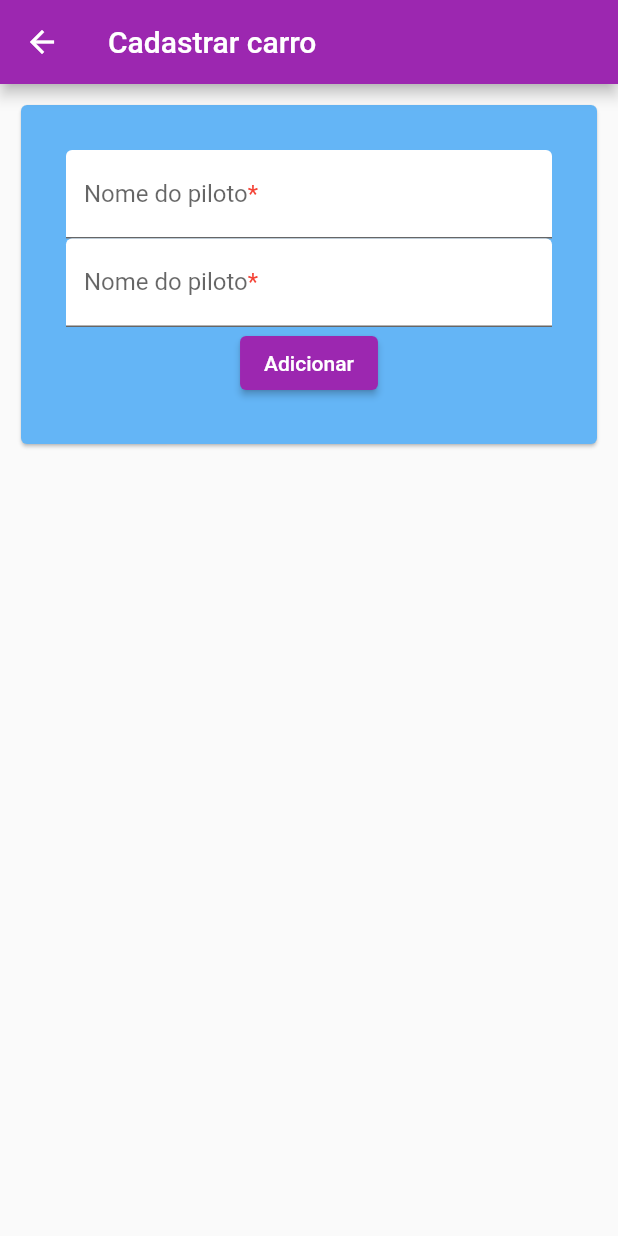
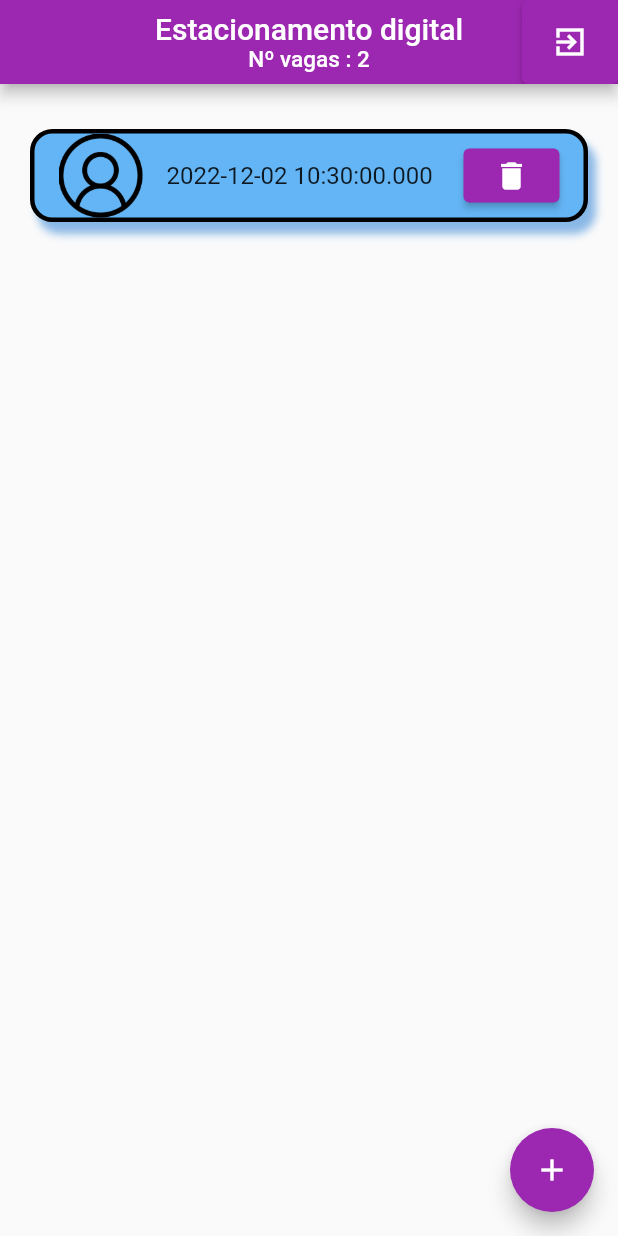
Before and after one commit to Springyclub/Lince_desafio_final, a Flutter app: the FormScreen screen opened by its route, after a tap on "Adicionar", on a phone screen of 412 x 824 dp. Run offline on Flutter 3.47's test engine with Material 2 defaults, Android fonts, the phone set to English and light mode, and no system bars; our stand-ins replace shared_preferences, sqflite; accounts and stored records are empty.

Commit message:
Version final

```diff
--- a/desafio_final_lince/lib/control/database.dart
+++ b/desafio_final_lince/lib/control/database.dart
@@ -1,98 +1,101 @@
+import 'dart:io';
+
+import 'package:path/path.dart';
+import 'package:path_provider/path_provider.dart';
 import 'package:sqflite/sqflite.dart';
 
-const _dbVersion = 2;
+/// Class vacancy
+class Grocery {
+  final int? id;
+  final String nameDriver;
+  final String cardBoard;
+  final String parkingLane;
+  final String dateTime;
 
-class Person {
-  Person.fromDatabaseRow(Map<String, Object?> row)
-      : cardBoard = row['cardBoard'] as String,
-        nameDriver = row['nameDriver'] as String,
-        id = row['id'] as int;
 
-  int? id;
-  final String cardBoard;
-  final String nameDriver;
+  /// Constructor vacancy
+  Grocery(
+      {this.id,
+      required this.nameDriver,
+      required this.cardBoard,
+      required this.parkingLane,
+      required this.dateTime
+      });
 
-  /// Constructor person
-  Person({required this.id, required this.cardBoard, required this.nameDriver});
+  /// From map
+  factory Grocery.fromMap(Map<String, dynamic> json) => Grocery(
+      id: json['id'],
+      nameDriver: json['nameDriver'],
+      cardBoard: json['cardBoard'],
+      parkingLane: json['parkingLane'],
+      dateTime: json['dateTime']
+  );
+
+  /// To map
+  Map<String, dynamic> toMap() {
+    return {
+      'id': id,
+      'nameDriver': nameDriver,
+      'cardBoard': cardBoard,
+      'parkingLane': parkingLane,
+      'dateTime' : dateTime
+    };
+  }
 }
 
-/// Data base helper
 class DatabaseHelper {
-  DatabaseHelper() {
-    init();
-  }
+  DatabaseHelper._privateConstructor();
 
-  late Database _db;
+  static final DatabaseHelper instance = DatabaseHelper._privateConstructor();
 
-  void init() async {
-    final databasesPath = await getDatabasesPath();
-    final path = '$databasesPath/table.db';
+  static Database? _database;
 
-    const sqlperson = '''CREATE TABLE Driver(
-    id INTEGER,
-    nameDriver TEXT NOT NULL,
-    cardBoard TEXT NOT NULL,
-    PRIMARY KEY("id" AUTOINCREMENT)
-  )''';
+  Future<Database> get database async => _database ??= await _initDatabase();
 
-    _db = await openDatabase(
+  Future<Database> _initDatabase() async {
+    Directory documentsDirectory = await getApplicationDocumentsDirectory();
+    String path = join(documentsDirectory.path, 'ggg.db');
+    return await openDatabase(
       path,
-      version: _dbVersion,
-      onCreate: (Database database, int version) async {
-        await database.execute(sqlperson);
-        //
-      },
+      version: 2,
+      onCreate: _onCreate,
     );
   }
 
-  Future<Person?> getPersonNamed(String name) async {
-    final rows = await _db.query(
-      'Driver',
-      columns: ['nameDriver', 'age'],
-      where: 'nameDriver = ?',
-      whereArgs: [
-        name,
-      ],
-    );
-
-    if (rows.isNotEmpty) {
-      return Person.fromDatabaseRow(rows.first);
-    }
-
-    return null;
+  Future _onCreate(Database db, int version) async {
+    await db.execute('''
+      CREATE TABLE ggg(
+          id INTEGER PRIMARY KEY,
+          nameDriver TEXT,
+          cardBoard TEXT,
+          parkingLane TEXT,
+          dateTime TEXT
+      )
+      ''');
   }
 
-  Future<void> insertPerson(Person person) async {
-    print('Person > ${person.nameDriver}, ${person.cardBoard}, ');
-    await _db.insert(
-      'Driver',
-      {
-        'nameDriver': person.nameDriver,
-        'cardBoard': person.nameDriver,
-        'id': person.id
-      },
-    );
+  Future<List<Grocery>> getGroceries() async {
+    Database db = await instance.database;
+    var groceries = await db.query('ggg', orderBy: 'id');
+    List<Grocery> groceryList = groceries.isNotEmpty
+        ? groceries.map((c) => Grocery.fromMap(c)).toList()
+        : [];
+    return groceryList;
   }
 
-  Future<void> deletePerson(Person person) async {
-    print('Delete person > ${person.nameDriver},');
-    await _db.delete(
-      'Driver',
-      where: 'name = ?',
-      whereArgs: [
-        person.nameDriver,
-      ],
-    );
+  Future<int> add(Grocery grocery) async {
+    Database db = await instance.database;
+    return await db.insert('ggg', grocery.toMap());
   }
 
-  Future<List<Person>> getAll() async {
-    final rows = await _db.query(
-      'Driver', orderBy: 'id');
-    print(rows);
-    final list = <Person>[];
-    for (final row in rows) {
-      list.add(Person.fromDatabaseRow(row));
-    }
-    return list;
+  Future<int> remove(int id) async {
+    Database db = await instance.database;
+    return await db.delete('ggg', where: 'id = ?', whereArgs: [id]);
+  }
+
+  Future<int> update(Grocery grocery) async {
+    Database db = await instance.database;
+    return await db.update('ggg', grocery.toMap(),
+        where: "id = ?", whereArgs: [grocery.id]);
   }
 }
--- a/desafio_final_lince/lib/control/provider.dart
+++ b/desafio_final_lince/lib/control/provider.dart
@@ -2,13 +2,15 @@ import 'dart:async';
 
 import 'package:flutter/material.dart';
 import 'package:shared_preferences/shared_preferences.dart';
-import 'controller.dart';
-import 'database.dart';
 import 'utils/constants.dart';
+import 'package:desafio_final_lince/control/database.dart';
 
 ///...
 class MyScreenState extends ChangeNotifier {
-  final _helper = DatabaseHelper();
+  DatabaseHelper db = DatabaseHelper.instance;
+  List<Grocery> _list = [];
+
+  List<Grocery> get list => _list;
 
   /// Init method
   MyScreenState() {
@@ -23,15 +25,6 @@ class MyScreenState extends ChangeNotifier {
   /// Vacancies number
   int get vacanciesNumber => _vacanciesNumber;
 
-  List<String> _listName = [];
-  List<String> get listName => _listName;
-  List<String> get listId => _listId;
-  List<String> _listId =[];
-  List<String> get listaCardBoard => _listaCardBoard;
-  List<String> _listaCardBoard = [];
-
-
-
   final _formKey = GlobalKey<FormState>();
 
   ///Form key
@@ -44,12 +37,12 @@ class MyScreenState extends ChangeNotifier {
   bool get loading => _loading;
 
   Future<void> _init() async {
+    await getDb();
     final prefs = await SharedPreferences.getInstance();
     _vacanciesNumber = prefs.getInt(keyNumberVacancies) ?? 0;
 
     Future.delayed(const Duration(seconds: 3), () {
       _loading = false;
-      notifyListeners();
     });
   }
 
@@ -70,18 +63,35 @@ class MyScreenState extends ChangeNotifier {
     _vacanciesNumber = numeroVagas;
   }
 
-  /// Get person
-  void getPerson() async {
-    final all = await _helper.getAll();
-    for (final person in all) {
-      _listName.add(person.nameDriver);
-      _listaCardBoard.add(person.cardBoard);
+  /// Get data base
+  Future<void> getDb() async {
+    var dba = await db.getGroceries();
+    _list.clear();
+    for (final pp in dba) {
+      _list.add(pp);
     }
+    notifyListeners();
   }
 
-  void insertDb(String cardBoard, String nameDriver, int id) async {
-    final all = await _helper.insertPerson(
-        Person(id: id, cardBoard: cardBoard, nameDriver: nameDriver));
+  /// Add vacancy
+  void addVacancy(Grocery vacancy) async {
+    print('asdasdasdasdasdadasdasd');
+    print(vacancy);
+    if(vacancy != null){
+      await db.add(vacancy);
+      await getDb();
+    }
+    notifyListeners();
 
   }
+
+  /// Remove vacancy
+  void removeVacancy(int idVacancy) async {
+    if (idVacancy == null) {
+    } else {
+      await db.remove(idVacancy);
+      await getDb();
+    }
+    notifyListeners();
+  }
 }
--- a/desafio_final_lince/lib/control/utils/constants.dart
+++ b/desafio_final_lince/lib/control/utils/constants.dart
@@ -1,3 +1,5 @@
+import 'package:flutter/cupertino.dart';
+
 /// Key number vacancies
 const String keyNumberVacancies = 'numero_vagas';
 /// Title home page
@@ -27,3 +29,5 @@ bool numberValidator(String? value) {
   }
   return true;
 }
+/// Form key
+final formKey = GlobalKey<FormState>();
--- /dev/null
+++ b/desafio_final_lince/lib/model/decoration_container.dart
@@ -0,0 +1,16 @@
+import 'package:flutter/material.dart';
+
+/// Box decoration in container
+ BoxDecoration decorationContainer(){
+  return BoxDecoration(
+      color: Colors.blue.shade300,
+      borderRadius: BorderRadius.circular(15),
+      border: Border.all(width: 3),
+      boxShadow: [
+        BoxShadow(
+          color: Colors.blue.shade700.withOpacity(0.5),
+          blurRadius: 4,
+          offset: const Offset(5, 8),
+        ),
+      ]);
+}
--- a/desafio_final_lince/lib/screen/contidion.dart
+++ b/desafio_final_lince/lib/screen/contidion.dart
@@ -9,7 +9,6 @@ import 'initial_screen.dart';
 class Contidion extends StatelessWidget {
   ///Contidion screen
   const Contidion({Key? key}) : super(key: key);
-
   @override
   Widget build(BuildContext context) {
     return ChangeNotifierProvider(
--- a/desafio_final_lince/lib/screen/form_screen.dart
+++ b/desafio_final_lince/lib/screen/form_screen.dart
@@ -1,5 +1,3 @@
-import 'dart:async';
-
 import 'package:flutter/material.dart';
 import 'package:provider/provider.dart';
 import '../control/database.dart';
@@ -28,8 +26,7 @@ class _FormScreenState extends State<FormScreen> {
 
     return ChangeNotifierProvider(
       create: (_) => MyScreenState(),
-      child: Consumer<MyScreenState>(
-          builder: (_, state, __) {
+      child: Consumer<MyScreenState>(builder: (_, state, __) {
         return Form(
           key: formKey,
           child: Scaffold(
@@ -54,8 +51,8 @@ class _FormScreenState extends State<FormScreen> {
                               return null;
                             },
                             textAlign: TextAlign.start,
-                                decoration: inputDecorationTextForm(
-                                    'Nome do piloto'),
+                            decoration:
+                                inputDecorationTextForm('Nome do piloto'),
                           ),
                           TextFormField(
                             controller: cardBoard,
@@ -66,15 +63,21 @@ class _FormScreenState extends State<FormScreen> {
                               return null;
                             },
                             textAlign: TextAlign.start,
-                                decoration: inputDecorationTextForm(
-                                    'Nome do piloto'),
+                            decoration:
+                                inputDecorationTextForm('Nome do piloto'),
                           ),
                           ElevatedButton(
                               onPressed: () async {
-                                    state.insertDb(
-                                        cardBoard.text, nameDriver.text);
+                                state.addVacancy(
+                                  Grocery(
+                                      nameDriver: nameDriver.text,
+                                      cardBoard: cardBoard.text,
+                                      parkingLane: nameDriver.text,
+                                      dateTime: DateTime.now().toString()),
+                                );
+                                Navigator.pop(context);
+                                Navigator.popAndPushNamed(context, '/HomePage');
                               },
-
                               child: const Text('Adicionar')),
                         ],
                       ),
@@ -83,8 +86,7 @@ class _FormScreenState extends State<FormScreen> {
             ),
           ),
         );
-          }
-      ),
+      }),
     );
   }
 }
--- a/desafio_final_lince/lib/screen/home_page.dart
+++ b/desafio_final_lince/lib/screen/home_page.dart
@@ -1,9 +1,11 @@
 import 'dart:async';
+
 import 'package:flutter/material.dart';
 import 'package:provider/provider.dart';
-import '../control/database.dart';
+
 import '../control/provider.dart';
 import '../control/utils/constants.dart';
+import '../model/decoration_container.dart';
 
 /// Home page
 class HomePage extends StatelessWidget {
@@ -37,8 +39,9 @@ class HomePage extends StatelessWidget {
                             ElevatedButton(
                               onPressed: () async {
                                 Navigator.pop(context);
-                                Navigator.popAndPushNamed(
+                                await Navigator.popAndPushNamed(
                                     context, '/InitialScreen');
+                                await state.deleteNumberVacancies();
                               },
                               child: const Text(textConfirmeButtonAlertDialog),
                             )
@@ -51,9 +54,9 @@ class HomePage extends StatelessWidget {
                 )
               ],
               centerTitle: true,
-              title: const Text(titleHomePage),
+              title: const WidgetTitle(),
             ),
-            body: WidgetVacancies(),
+            body: const WidgetVacancy(),
             floatingActionButton: FloatingActionButton(
               splashColor: Colors.red,
               onPressed: () async {
@@ -68,39 +71,58 @@ class HomePage extends StatelessWidget {
   }
 }
 
-/// Class widget vacancies
-class WidgetVacancies extends StatelessWidget {
-  /// Constructor widget vacancies
-  WidgetVacancies({super.key});
-  @override
-  Widget build(BuildContext context) {
-    final state = Provider.of<MyScreenState>(context);
-    final nameDriver = state.listName;
-    return ListView.separated(
-      padding: const EdgeInsets.all(8),
-      itemCount: nameDriver.length,
-      itemBuilder: (BuildContext context, int index) {
-        return Container(
-          height: 50,
-          child: Center(child: Text('${nameDriver[index]}')),
-        );
-      },
-      separatorBuilder: (BuildContext context, int index) => const Divider(),
-    );
-  }
-}
-class sadasda extends StatelessWidget {
-  const sadasda({Key? key}) : super(key: key);
+/// Class widget vacancy
+class WidgetVacancy extends StatelessWidget {
+  /// Constructor widget vacancy
+  const WidgetVacancy({Key? key}) : super(key: key);
 
   @override
   Widget build(BuildContext context) {
     final state = Provider.of<MyScreenState>(context);
-    return ElevatedButton(onPressed: (){
-      state.getPerson();
-    }, child: Text('data'));
+    return ListView(
+      children: state.list
+          .map((e) => Padding(
+                padding: const EdgeInsets.only(
+                  top: 30,
+                  left: 20,
+                  right: 20,
+                ),
+                child: Container(
+                  decoration: decorationContainer(),
+                  child: ListTile(
+                    title: Text(e.dateTime.toString()),
+                    trailing: ElevatedButton(
+                      onPressed: () {
+                        state.removeVacancy(e.id!);
+                      },
+                      child: const Icon(Icons.delete),
+                    ),
+                    leading: ClipRRect(
+                      child: Image.asset('assets/images/iconUser.png'),
+                    ),
+                  ),
+                ),
+              ))
+          .toList(),
+    );
   }
 }
 
+/// Title home page
+class WidgetTitle extends StatelessWidget {
+  /// Title home page
+  const WidgetTitle({Key? key}) : super(key: key);
 
-
-/// Class widget vacancies
+  @override
+  Widget build(BuildContext context) {
+    return Column(
+      children: const [
+        Text(titleHomePage),
+        Text(
+          'Nº vagas : 2',
+          style: TextStyle(fontSize: 15),
+        ),
+      ],
+    );
+  }
+}
--- a/desafio_final_lince/pubspec.yaml
+++ b/desafio_final_lince/pubspec.yaml
@@ -41,6 +41,7 @@ dependencies:
   sqflite: ^2.2.0+3
   path_provider: ^2.0.11
   intl: ^0.17.0
+  path: ^1.8.2
 
 dev_dependencies:
   flutter_test:
@@ -63,3 +64,5 @@ flutter:
   # included with your application, so that you can use the icons in
   # the material Icons class.
   uses-material-design: true
+  assets:
+    - assets/images/
```
Also changed, not shown: desafio_final_lince/lib/main.dart (+5 -8 lines), desafio_final_lince/lib/routes.dart (added, +14 -0 lines), desafio_final_lince/lib/screen/initial_screen.dart (+18 -33 lines), desafio_final_lince/assets/images/iconUser.png (added), desafio_final_lince/pubspec.lock. Lines whose indentation alone changed are shown as unchanged.
